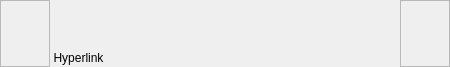
This is DMHelper/src/ribbontabtext.ui in MMetze/DMHelper as Qt 5 draws it before an edit. The edited form follows.
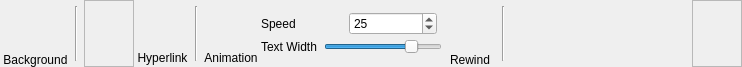
This is the edited form. Icons and pictures are not drawn. Custom widgets are drawn as their Qt base class.

Diff of the .ui file:
```diff
--- a/DMHelper/src/ribbontabtext.ui
+++ b/DMHelper/src/ribbontabtext.ui
@@ -6,7 +6,7 @@
    <rect>
     <x>0</x>
     <y>0</y>
-    <width>450</width>
+    <width>742</width>
     <height>67</height>
    </rect>
   </property>
@@ -33,7 +33,7 @@
     <number>3</number>
    </property>
    <property name="leftMargin">
-    <number>0</number>
+    <number>3</number>
    </property>
    <property name="topMargin">
     <number>0</number>
@@ -44,6 +44,80 @@
    <property name="bottomMargin">
     <number>0</number>
    </property>
+   <item>
+    <layout class="QVBoxLayout" name="verticalLayout_15">
+     <property name="spacing">
+      <number>0</number>
+     </property>
+     <item>
+      <widget class="QPushButton" name="btnBackground">
+       <property name="minimumSize">
+        <size>
+         <width>50</width>
+         <height>50</height>
+        </size>
+       </property>
+       <property name="maximumSize">
+        <size>
+         <width>50</width>
+         <height>50</height>
+        </size>
+       </property>
+       <property name="toolTip">
+        <string>Set the background image</string>
+       </property>
+       <property name="text">
+        <string/>
+       </property>
+       <property name="icon">
+        <iconset resource="resources.qrc">
+         <normaloff>:/img/data/icon_background.png</normaloff>:/img/data/icon_background.png</iconset>
+       </property>
+       <property name="iconSize">
+        <size>
+         <width>40</width>
+         <height>40</height>
+        </size>
+       </property>
+       <property name="checkable">
+        <bool>true</bool>
+       </property>
+       <property name="flat">
+        <bool>true</bool>
+       </property>
+      </widget>
+     </item>
+     <item>
+      <widget class="QLabel" name="lblBackground">
+       <property name="text">
+        <string>Background</string>
+       </property>
+       <property name="alignment">
+        <set>Qt::AlignBottom|Qt::AlignHCenter</set>
+       </property>
+      </widget>
+     </item>
+    </layout>
+   </item>
+   <item>
+    <widget class="Line" name="line_1">
+     <property name="minimumSize">
+      <size>
+       <width>10</width>
+       <height>0</height>
+      </size>
+     </property>
+     <property name="maximumSize">
+      <size>
+       <width>10</width>
+       <height>55</height>
+      </size>
+     </property>
+     <property name="orientation">
+      <enum>Qt::Vertical</enum>
+     </property>
+    </widget>
+   </item>
    <item>
     <widget class="RibbonFrameText" name="frameText">
      <property name="minimumSize">
@@ -124,6 +198,265 @@
      </item>
     </layout>
    </item>
+   <item>
+    <widget class="Line" name="line_2">
+     <property name="minimumSize">
+      <size>
+       <width>10</width>
+       <height>0</height>
+      </size>
+     </property>
+     <property name="maximumSize">
+      <size>
+       <width>10</width>
+       <height>55</height>
+      </size>
+     </property>
+     <property name="orientation">
+      <enum>Qt::Vertical</enum>
+     </property>
+    </widget>
+   </item>
+   <item>
+    <layout class="QVBoxLayout" name="verticalLayout_4">
+     <property name="spacing">
+      <number>0</number>
+     </property>
+     <item>
+      <widget class="QPushButton" name="btnAnimation">
+       <property name="minimumSize">
+        <size>
+         <width>50</width>
+         <height>50</height>
+        </size>
+       </property>
+       <property name="maximumSize">
+        <size>
+         <width>50</width>
+         <height>50</height>
+        </size>
+       </property>
+       <property name="toolTip">
+        <string>Add a hyperlink</string>
+       </property>
+       <property name="text">
+        <string/>
+       </property>
+       <property name="icon">
+        <iconset resource="resources.qrc">
+         <normaloff>:/img/data/icon_contentscrollingtext.png</normaloff>:/img/data/icon_contentscrollingtext.png</iconset>
+       </property>
+       <property name="iconSize">
+        <size>
+         <width>40</width>
+         <height>40</height>
+        </size>
+       </property>
+       <property name="checkable">
+        <bool>true</bool>
+       </property>
+       <property name="flat">
+        <bool>true</bool>
+       </property>
+      </widget>
+     </item>
+     <item>
+      <widget class="QLabel" name="lblAnimation">
+       <property name="minimumSize">
+        <size>
+         <width>0</width>
+         <height>15</height>
+        </size>
+       </property>
+       <property name="maximumSize">
+        <size>
+         <width>16777215</width>
+         <height>15</height>
+        </size>
+       </property>
+       <property name="text">
+        <string>Animation</string>
+       </property>
+       <property name="alignment">
+        <set>Qt::AlignBottom|Qt::AlignHCenter</set>
+       </property>
+      </widget>
+     </item>
+    </layout>
+   </item>
+   <item>
+    <layout class="QVBoxLayout" name="layoutAnimation">
+     <property name="spacing">
+      <number>0</number>
+     </property>
+     <item>
+      <layout class="QVBoxLayout" name="layoutAnimation_2">
+       <property name="spacing">
+        <number>4</number>
+       </property>
+       <item>
+        <layout class="QHBoxLayout" name="horizontalLayout_4">
+         <property name="spacing">
+          <number>0</number>
+         </property>
+         <item>
+          <widget class="QLabel" name="lblSpeed">
+           <property name="text">
+            <string>Speed</string>
+           </property>
+          </widget>
+         </item>
+         <item>
+          <widget class="QSpinBox" name="spinSpeed">
+           <property name="toolTip">
+            <string>Set the speed of the animation</string>
+           </property>
+           <property name="minimum">
+            <number>1</number>
+           </property>
+           <property name="maximum">
+            <number>999</number>
+           </property>
+           <property name="value">
+            <number>25</number>
+           </property>
+          </widget>
+         </item>
+         <item>
+          <spacer name="horizontalSpacer_3">
+           <property name="orientation">
+            <enum>Qt::Horizontal</enum>
+           </property>
+           <property name="sizeType">
+            <enum>QSizePolicy::Preferred</enum>
+           </property>
+           <property name="sizeHint" stdset="0">
+            <size>
+             <width>5</width>
+             <height>5</height>
+            </size>
+           </property>
+          </spacer>
+         </item>
+        </layout>
+       </item>
+       <item>
+        <layout class="QHBoxLayout" name="layoutSlider">
+         <property name="spacing">
+          <number>3</number>
+         </property>
+         <item>
+          <widget class="QLabel" name="lblSliderWidth">
+           <property name="text">
+            <string>Text Width </string>
+           </property>
+          </widget>
+         </item>
+         <item>
+          <widget class="QSlider" name="sliderWidth">
+           <property name="sizePolicy">
+            <sizepolicy hsizetype="MinimumExpanding" vsizetype="Fixed">
+             <horstretch>0</horstretch>
+             <verstretch>0</verstretch>
+            </sizepolicy>
+           </property>
+           <property name="toolTip">
+            <string>Set the width of the text relative to the image</string>
+           </property>
+           <property name="minimum">
+            <number>10</number>
+           </property>
+           <property name="maximum">
+            <number>100</number>
+           </property>
+           <property name="value">
+            <number>80</number>
+           </property>
+           <property name="orientation">
+            <enum>Qt::Horizontal</enum>
+           </property>
+          </widget>
+         </item>
+        </layout>
+       </item>
+      </layout>
+     </item>
+    </layout>
+   </item>
+   <item>
+    <layout class="QVBoxLayout" name="verticalLayout_17">
+     <property name="spacing">
+      <number>0</number>
+     </property>
+     <item>
+      <widget class="QPushButton" name="btnRewind">
+       <property name="minimumSize">
+        <size>
+         <width>50</width>
+         <height>50</height>
+        </size>
+       </property>
+       <property name="maximumSize">
+        <size>
+         <width>50</width>
+         <height>50</height>
+        </size>
+       </property>
+       <property name="toolTip">
+        <string>Set the background image</string>
+       </property>
+       <property name="text">
+        <string/>
+       </property>
+       <property name="icon">
+        <iconset resource="resources.qrc">
+         <normaloff>:/img/data/icon_rewind.png</normaloff>:/img/data/icon_rewind.png</iconset>
+       </property>
+       <property name="iconSize">
+        <size>
+         <width>40</width>
+         <height>40</height>
+        </size>
+       </property>
+       <property name="checkable">
+        <bool>false</bool>
+       </property>
+       <property name="flat">
+        <bool>true</bool>
+       </property>
+      </widget>
+     </item>
+     <item>
+      <widget class="QLabel" name="lblRewind">
+       <property name="text">
+        <string>Rewind</string>
+       </property>
+       <property name="alignment">
+        <set>Qt::AlignBottom|Qt::AlignHCenter</set>
+       </property>
+      </widget>
+     </item>
+    </layout>
+   </item>
+   <item>
+    <widget class="Line" name="line_3">
+     <property name="minimumSize">
+      <size>
+       <width>10</width>
+       <height>0</height>
+      </size>
+     </property>
+     <property name="maximumSize">
+      <size>
+       <width>10</width>
+       <height>55</height>
+      </size>
+     </property>
+     <property name="orientation">
+      <enum>Qt::Vertical</enum>
+     </property>
+    </widget>
+   </item>
    <item>
     <spacer name="horizontalSpacer">
      <property name="orientation">
```
